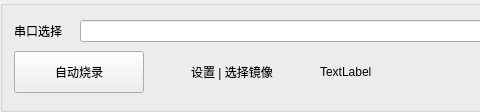
The window that gui/src/widgets/BurningControlWindow.ui (kendryte/BurningTool) describes before a commit, drawn with Qt 5; both pictures show x 0 to 480 and y 0 to 112 of the 975 by 112 pixel window.
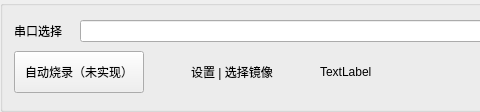
The same window after the commit. Icons and pictures are not drawn.

```diff
--- a/gui/src/widgets/BurningControlWindow.ui
+++ b/gui/src/widgets/BurningControlWindow.ui
@@ -76,7 +76,7 @@
         </size>
        </property>
        <property name="text">
-        <string>自动烧录</string>
+        <string>自动烧录（未实现）</string>
        </property>
        <property name="icon">
         <iconset resource="../../resources/main.qrc">
```
